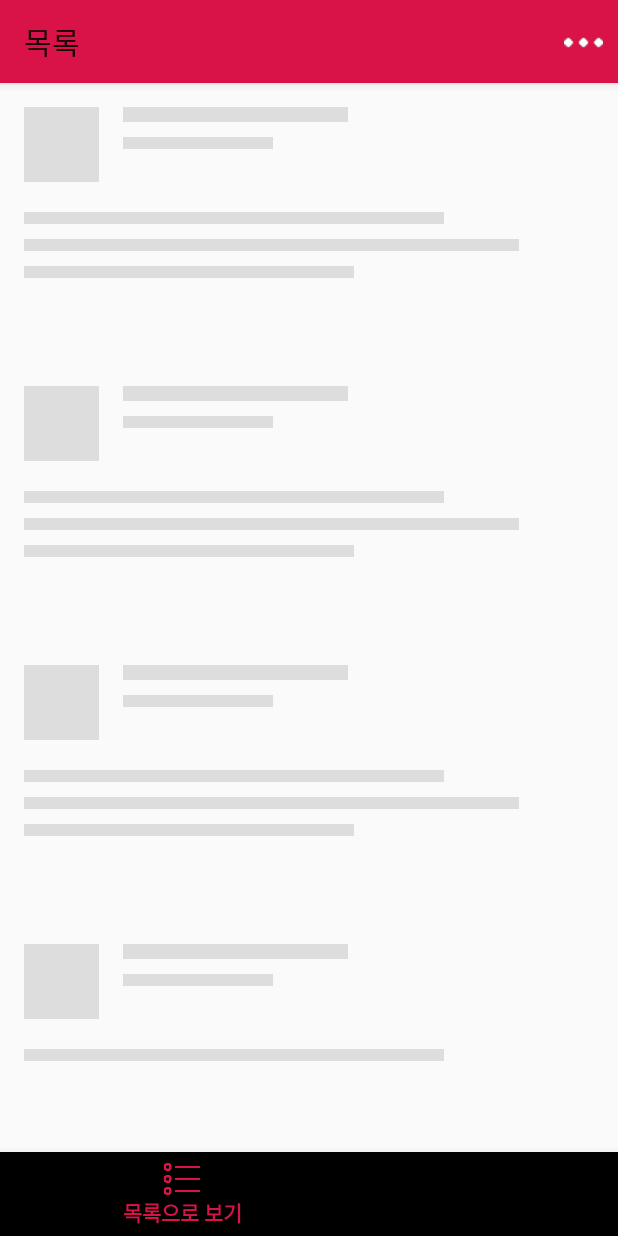
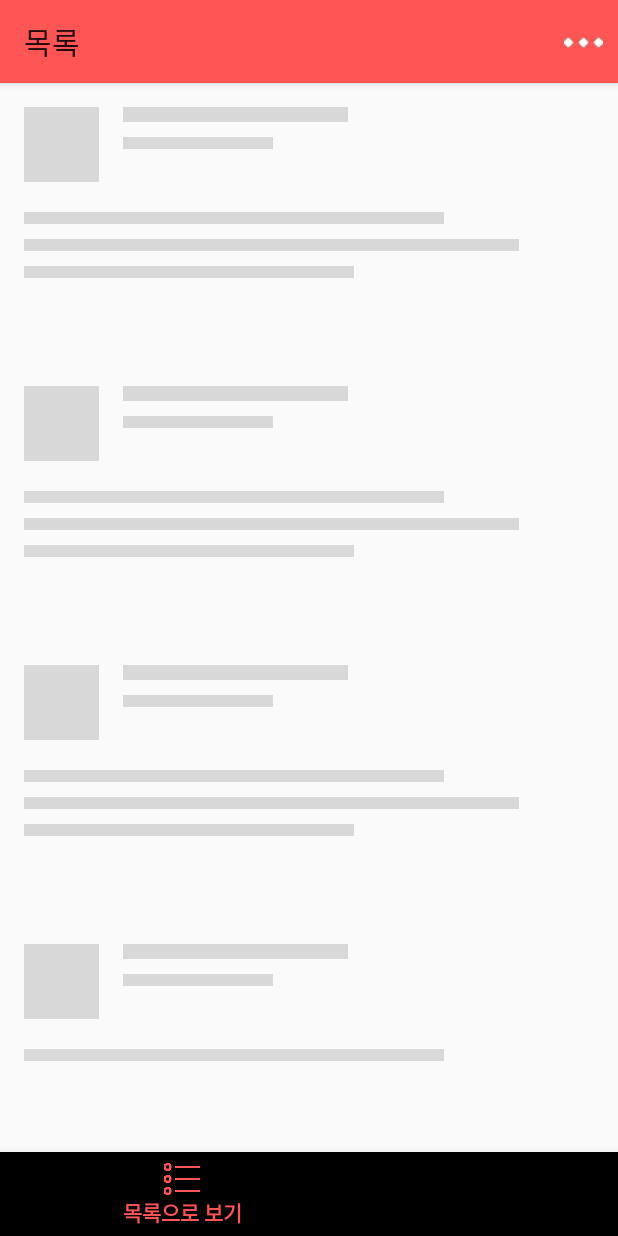
Before and after one commit to amaham1/ParkinglotOfJeju, an Android app: the screen it shows after launch (MainActivity), on a phone screen of 412 x 824 dp. Run offline under Robolectric (Android 15) with nearby library versions, the phone set to English and light mode, and no system bars; our stand-ins replace AdMob, Shimmer; libraries missing offline, so code that uses them is left out: com.gun0912.tedpermission, com.ramotion.foldingcell, com.tedpark.tedpermission, net.daum.mf, org.apache.commons and 2 more; 10 statements that could not run were skipped.

Commit message:
Update colors.xml

```diff
--- a/app/src/main/res/values/colors.xml
+++ b/app/src/main/res/values/colors.xml
@@ -1,14 +1,11 @@
 <?xml version="1.0" encoding="utf-8"?>
 <resources>
-    <color name="colorPrimary">#d91248</color>
-    <color name="colorPrimaryDark">#d91248</color>
+    <color name="colorPrimary">#ff5555</color>
+    <color name="colorPrimaryDark">#ffffff</color>
     <color name="colorAccent">#3ad23e</color>
-    <color name="placeholder_bg">#dddddd</color>
+    <color name="placeholder_bg">#D8D8D8</color>
     <color name="item_name">#0c0c0c</color>
     <color name="description">#1a1a1a</color>
-    <color name="chef">#777</color>
-    <color name="timestamp">#777</color>
-    <color name="on_color">#48ea8b</color>
-    <color name="off_color">#ff4651</color>
-    <color name="icon_color">#ffffff</color>
+    <color name="chef">#D8D8D8</color>
+    <color name="timestamp">#D8D8D8</color>
 </resources>
```
